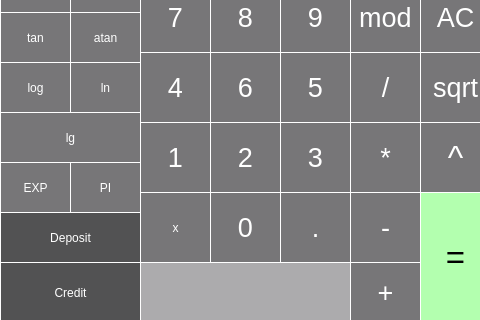
HV220/SmartCalculator, file src/Calculator/calculator/view/calculator/main.ui: the form before one commit; both pictures show x 0 to 480 and y 188 to 508 of the 911 by 508 pixel window.
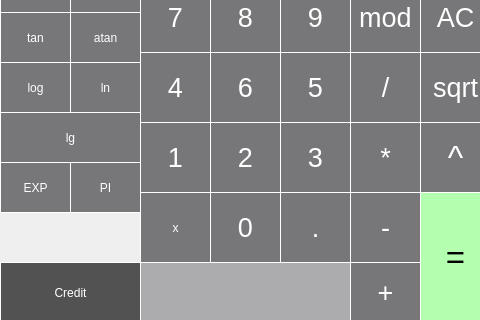
The form after the commit. Custom widgets are drawn as their Qt base class.

```diff
--- a/src/Calculator/calculator/view/calculator/main.ui
+++ b/src/Calculator/calculator/view/calculator/main.ui
@@ -1189,31 +1189,6 @@
      <string>Credit</string>
     </property>
    </widget>
-   <widget class="QPushButton" name="pushButton_deposit">
-    <property name="geometry">
-     <rect>
-      <x>0</x>
-      <y>400</y>
-      <width>141</width>
-      <height>51</height>
-     </rect>
-    </property>
-    <property name="styleSheet">
-     <string notr="true">QPushButton {
-	font:20pt &quot;.AppleSystemUIFont&quot;;
-	color: rgb(255, 255, 255);
-     border: 1px solid white;
-	background-color: rgb(82, 82, 83);
-}
-QPushButton:pressed {
-  background-color: qlineargradient(x1: 0, y1: 0, x2: 0, y2: 1,
-                             stop: 0 #dadbde, stop: 1 #f6f7fa);
-}</string>
-    </property>
-    <property name="text">
-     <string>Deposit</string>
-    </property>
-   </widget>
    <widget class="QPushButton" name="pushButton_xStep">
     <property name="geometry">
      <rect>
```
Left out of the diff: 1 changed line with no effect on the pictures.
